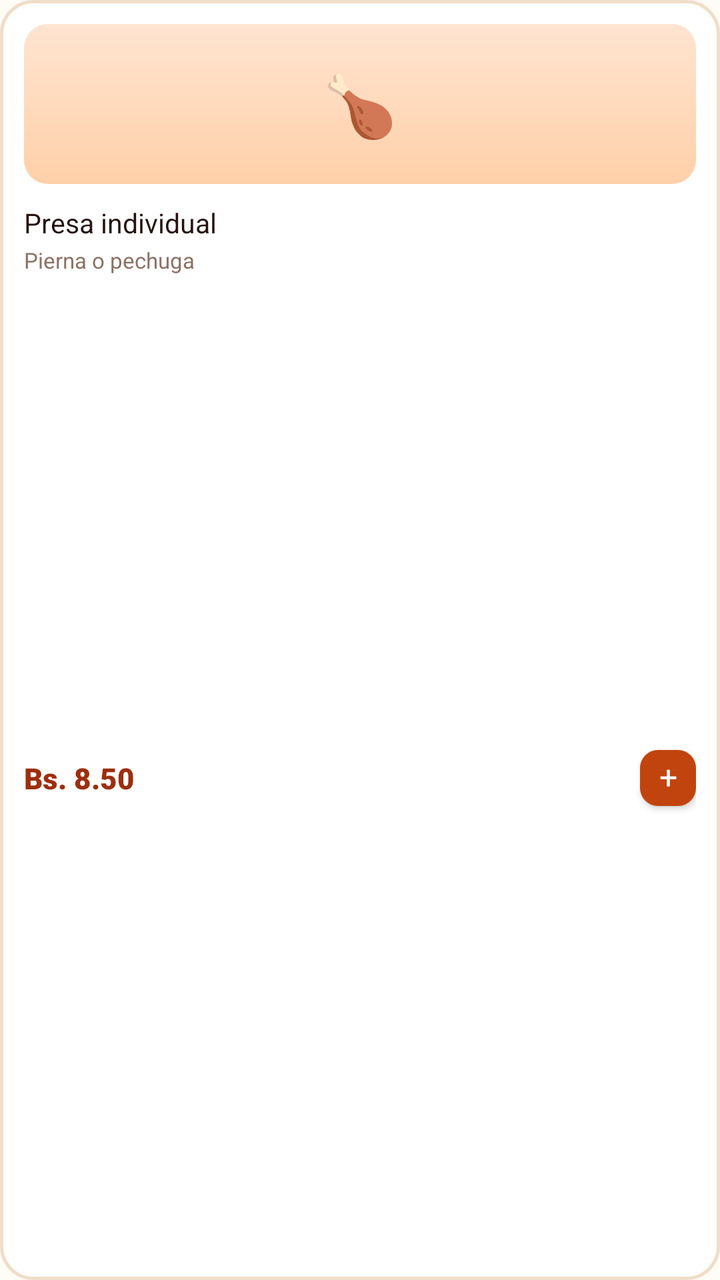
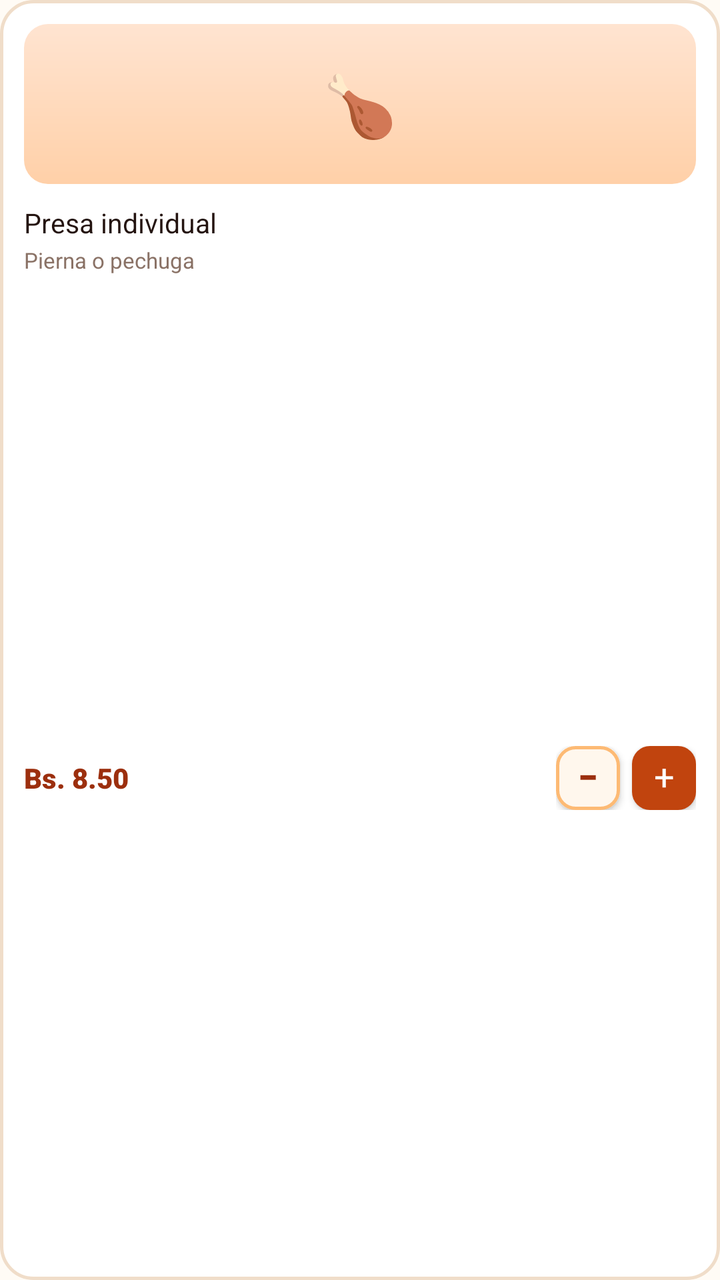

Screens rendered from an Android XML layout before and after an edit, with the pre-edit source and the edit as a unified diff.
<!-- AndroidManifest.xml: application theme Theme.Pollogithub -->
<!-- res/layout/item_product_card.xml -->
<?xml version="1.0" encoding="utf-8"?>
<androidx.constraintlayout.widget.ConstraintLayout xmlns:android="http://schemas.android.com/apk/res/android"
    xmlns:app="http://schemas.android.com/apk/res-auto"
    xmlns:tools="http://schemas.android.com/tools"
    android:id="@+id/cardProduct"
    android:layout_width="match_parent"
    android:layout_height="wrap_content"
    android:layout_margin="6dp"
    android:background="@drawable/bg_product_card"
    android:padding="12dp">

    
    <androidx.cardview.widget.CardView
        android:id="@+id/cardThumb"
        android:layout_width="0dp"
        android:layout_height="80dp"
        app:cardCornerRadius="10dp"
        app:cardElevation="0dp"
        app:cardBackgroundColor="@android:color/transparent"
        app:layout_constraintEnd_toEndOf="parent"
        app:layout_constraintStart_toStartOf="parent"
        app:layout_constraintTop_toTopOf="parent">

        <FrameLayout
            android:id="@+id/frameThumb"
            android:layout_width="match_parent"
            android:layout_height="match_parent"
            android:background="@drawable/bg_thumb_fried">

            <ImageView
                android:id="@+id/ivProductImage"
                android:layout_width="match_parent"
                android:layout_height="match_parent"
                android:scaleType="centerCrop"
                android:visibility="gone" />

            <TextView
                android:id="@+id/tvEmoji"
                android:layout_width="wrap_content"
                android:layout_height="wrap_content"
                android:layout_gravity="center"
                android:text="🍗"
                android:textSize="30sp" />
        </FrameLayout>
    </androidx.cardview.widget.CardView>

    
    <TextView
        android:id="@+id/tvAgotadoTag"
        android:layout_width="wrap_content"
        android:layout_height="wrap_content"
        android:layout_marginStart="6dp"
        android:layout_marginTop="6dp"
        android:background="@drawable/bg_badge_agotado"
        android:fontFamily="sans-serif-black"
        android:paddingHorizontal="8dp"
        android:paddingVertical="3dp"
        android:text="@string/tag_agotado"
        android:textAllCaps="true"
        android:textColor="@color/white"
        android:textSize="9.5sp"
        android:visibility="gone"
        app:layout_constraintStart_toStartOf="@id/cardThumb"
        app:layout_constraintTop_toTopOf="@id/cardThumb"
        tools:visibility="visible" />

    
    <TextView
        android:id="@+id/tvBadgeQty"
        android:layout_width="24dp"
        android:layout_height="24dp"
        android:background="@drawable/bg_badge_qty"
        android:fontFamily="sans-serif-bold"
        android:gravity="center"
        android:text="2"
        android:textColor="@color/white"
        android:textSize="11sp"
        android:translationX="6dp"
        android:translationY="-6dp"
        android:visibility="gone"
        app:layout_constraintEnd_toEndOf="parent"
        app:layout_constraintTop_toTopOf="parent"
        tools:visibility="visible" />

    
    <TextView
        android:id="@+id/tvProductName"
        android:layout_width="0dp"
        android:layout_height="wrap_content"
        android:layout_marginTop="10dp"
        android:fontFamily="sans-serif-bold"
        android:ellipsize="end"
        android:maxLines="1"
        android:text="Presa individual"
        android:textColor="@color/char_900"
        android:textSize="13.5sp"
        app:layout_constraintEnd_toEndOf="parent"
        app:layout_constraintStart_toStartOf="parent"
        app:layout_constraintTop_toBottomOf="@id/cardThumb" />

    
    <TextView
        android:id="@+id/tvProductDesc"
        android:layout_width="0dp"
        android:layout_height="wrap_content"
        android:layout_marginTop="2dp"
        android:fontFamily="sans-serif"
        android:ellipsize="end"
        android:maxLines="1"
        android:text="Pierna o pechuga"
        android:textColor="@color/char_400"
        android:textSize="11sp"
        app:layout_constraintEnd_toEndOf="parent"
        app:layout_constraintStart_toStartOf="parent"
        app:layout_constraintTop_toBottomOf="@id/tvProductName" />

    
    <TextView
        android:id="@+id/tvProductPrice"
        android:layout_width="0dp"
        android:layout_height="wrap_content"
        android:layout_marginTop="12dp"
        android:fontFamily="sans-serif-black"
        android:text="Bs. 8.50"
        android:textColor="@color/ember_700"
        android:textSize="14.5sp"
        app:layout_constraintBottom_toBottomOf="parent"
        app:layout_constraintEnd_toStartOf="@id/btnAdd"
        app:layout_constraintStart_toStartOf="parent"
        app:layout_constraintTop_toBottomOf="@id/tvProductDesc" />

    <androidx.appcompat.widget.AppCompatButton
        android:id="@+id/btnAdd"
        android:layout_width="28dp"
        android:layout_height="28dp"
        android:background="@drawable/bg_add_btn"
        android:fontFamily="sans-serif-bold"
        android:includeFontPadding="false"
        android:padding="0dp"
        android:text="+"
        android:textColor="@color/white"
        android:textSize="16sp"
        app:layout_constraintBottom_toBottomOf="@id/tvProductPrice"
        app:layout_constraintEnd_toEndOf="parent"
        app:layout_constraintTop_toTopOf="@id/tvProductPrice" />

</androidx.constraintlayout.widget.ConstraintLayout>
<!-- resources referenced by this layout -->
<resources>
  <color name="char_400">#8A7266</color>
  <color name="char_900">#241410</color>
  <color name="ember_700">#9C2F0E</color>
  <color name="white">#FFFFFFFF</color>
  <!-- drawable bg_add_btn (drawable) -->
  <?xml version="1.0" encoding="utf-8"?>
  <selector xmlns:android="http://schemas.android.com/apk/res/android">
      <item android:state_enabled="false">
          <shape android:shape="rectangle">
              <solid android:color="@color/char_400" />
              <corners android:radius="9dp" />
          </shape>
      </item>
      <item>
          <ripple android:color="#33FFFFFF">
              <item>
                  <shape android:shape="rectangle">
                      <solid android:color="@color/ember_600" />
                      <corners android:radius="9dp" />
                  </shape>
              </item>
          </ripple>
      </item>
  </selector>
  <!-- drawable bg_badge_agotado (drawable) -->
  <?xml version="1.0" encoding="utf-8"?>
  <shape xmlns:android="http://schemas.android.com/apk/res/android"
      android:shape="rectangle">
      <solid android:color="@color/char_900" />
      <corners android:radius="7dp" />
  </shape>
  <!-- drawable bg_badge_qty (drawable) -->
  <?xml version="1.0" encoding="utf-8"?>
  <shape xmlns:android="http://schemas.android.com/apk/res/android"
      android:shape="oval">
      <solid android:color="@color/char_900" />
      <stroke
          android:width="2dp"
          android:color="@color/paper_50" />
  </shape>
  <!-- drawable bg_product_card (drawable) -->
  <?xml version="1.0" encoding="utf-8"?>
  <ripple xmlns:android="http://schemas.android.com/apk/res/android"
      android:color="#1AE8590C">
      <item>
          <shape android:shape="rectangle">
              <solid android:color="@color/white" />
              <stroke
                  android:width="1.5dp"
                  android:color="@color/line_color" />
              <corners android:radius="16dp" />
          </shape>
      </item>
  </ripple>
  <!-- drawable bg_thumb_fried (drawable) -->
  <?xml version="1.0" encoding="utf-8"?>
  <shape xmlns:android="http://schemas.android.com/apk/res/android"
      android:shape="rectangle">
      <gradient
          android:angle="295"
          android:startColor="@color/thumb_fried_start"
          android:endColor="@color/thumb_fried_end" />
      <corners android:radius="12dp" />
  </shape>
  <string name="tag_agotado">Agotado</string>
  <style name="Theme.Pollogithub" parent="Base.Theme.Pollogithub" />
  <color name="ember_600">#C1440E</color>
  <color name="paper_50">#FFFBF5</color>
  <color name="line_color">#F0DDC9</color>
  <color name="thumb_fried_start">#FFE4D1</color>
  <color name="thumb_fried_end">#FFD0A8</color>
  <style name="Base.Theme.Pollogithub" parent="Theme.Material3.DayNight.NoActionBar">
          <item name="android:windowBackground">@color/paper_50</item>
          <item name="android:statusBarColor">@android:color/transparent</item>
          <item name="android:navigationBarColor">@color/white</item>
          <item name="android:windowLightStatusBar">true</item>
          <item name="android:windowLightNavigationBar">true</item>
      </style>
</resources>

<!-- the commit's change to res/layout/item_product_card.xml (unified diff, before → after) -->
@@ -123,25 +123,48 @@
         android:fontFamily="sans-serif-black"
         android:text="Bs. 8.50"
         android:textColor="@color/ember_700"
-        android:textSize="14.5sp"
+        android:textSize="14sp"
+        android:maxLines="1"
+        android:ellipsize="end"
         app:layout_constraintBottom_toBottomOf="parent"
-        app:layout_constraintEnd_toStartOf="@id/btnAdd"
+        app:layout_constraintEnd_toStartOf="@id/layoutProductActions"
         app:layout_constraintStart_toStartOf="parent"
         app:layout_constraintTop_toBottomOf="@id/tvProductDesc" />
 
-    <androidx.appcompat.widget.AppCompatButton
-        android:id="@+id/btnAdd"
-        android:layout_width="28dp"
-        android:layout_height="28dp"
-        android:background="@drawable/bg_add_btn"
-        android:fontFamily="sans-serif-bold"
-        android:includeFontPadding="false"
-        android:padding="0dp"
-        android:text="+"
-        android:textColor="@color/white"
-        android:textSize="16sp"
+    <LinearLayout
+        android:id="@+id/layoutProductActions"
+        android:layout_width="wrap_content"
+        android:layout_height="wrap_content"
+        android:orientation="horizontal"
+        android:gravity="center_vertical"
         app:layout_constraintBottom_toBottomOf="@id/tvProductPrice"
         app:layout_constraintEnd_toEndOf="parent"
-        app:layout_constraintTop_toTopOf="@id/tvProductPrice" />
+        app:layout_constraintTop_toTopOf="@id/tvProductPrice">
+
+        <androidx.appcompat.widget.AppCompatButton
+            android:id="@+id/btnMinus"
+            android:layout_width="32dp"
+            android:layout_height="32dp"
+            android:layout_marginEnd="6dp"
+            android:background="@drawable/bg_minus_btn"
+            android:fontFamily="sans-serif-black"
+            android:includeFontPadding="false"
+            android:padding="0dp"
+            android:text="−"
+            android:textColor="@color/ember_700"
+            android:textSize="18sp" />
+
+        <androidx.appcompat.widget.AppCompatButton
+            android:id="@+id/btnAdd"
+            android:layout_width="32dp"
+            android:layout_height="32dp"
+            android:background="@drawable/bg_add_btn"
+            android:fontFamily="sans-serif-bold"
+            android:includeFontPadding="false"
+            android:padding="0dp"
+            android:text="+"
+            android:textColor="@color/white"
+            android:textSize="18sp" />
+    </LinearLayout>
 
 </androidx.constraintlayout.widget.ConstraintLayout>
<!-- resource entries referenced after the edit -->
@@ -40,6 +40,28 @@
           android:width="2dp"
           android:color="@color/paper_50" />
   </shape>
+  <!-- drawable bg_minus_btn (drawable) -->
+  <?xml version="1.0" encoding="utf-8"?>
+  <selector xmlns:android="http://schemas.android.com/apk/res/android">
+      <item android:state_enabled="false">
+          <shape android:shape="rectangle">
+              <solid android:color="#F3F4F6" />
+              <stroke android:width="1dp" android:color="#E5E7EB" />
+              <corners android:radius="9dp" />
+          </shape>
+      </item>
+      <item>
+          <ripple android:color="#22EA580C">
+              <item>
+                  <shape android:shape="rectangle">
+                      <solid android:color="#FFF7ED" />
+                      <stroke android:width="1.5dp" android:color="#FDBA74" />
+                      <corners android:radius="9dp" />
+                  </shape>
+              </item>
+          </ripple>
+      </item>
+  </selector>
   <!-- drawable bg_product_card (drawable) -->
   <?xml version="1.0" encoding="utf-8"?>
   <ripple xmlns:android="http://schemas.android.com/apk/res/android"
